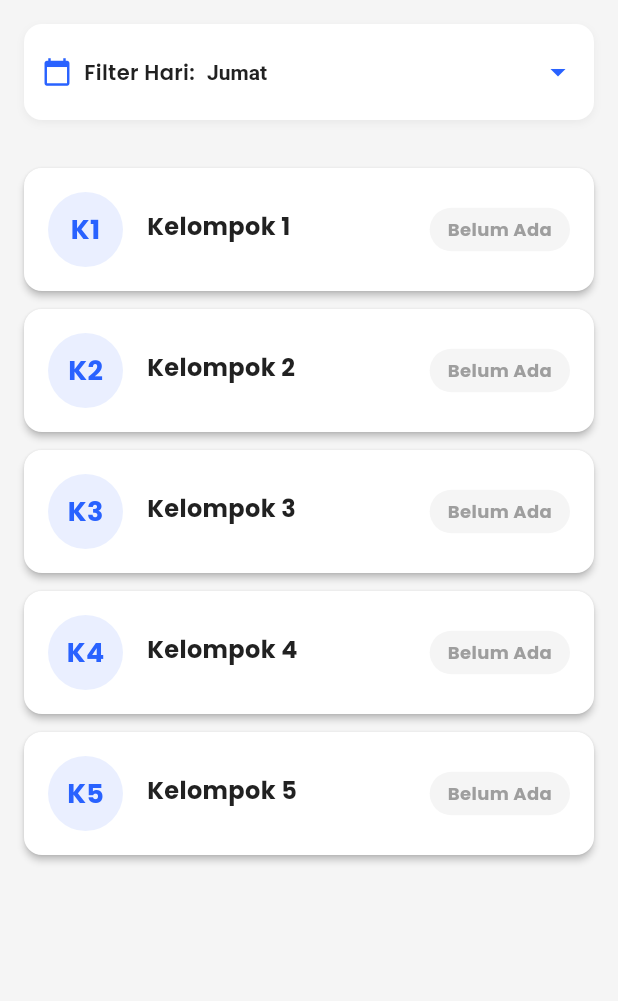
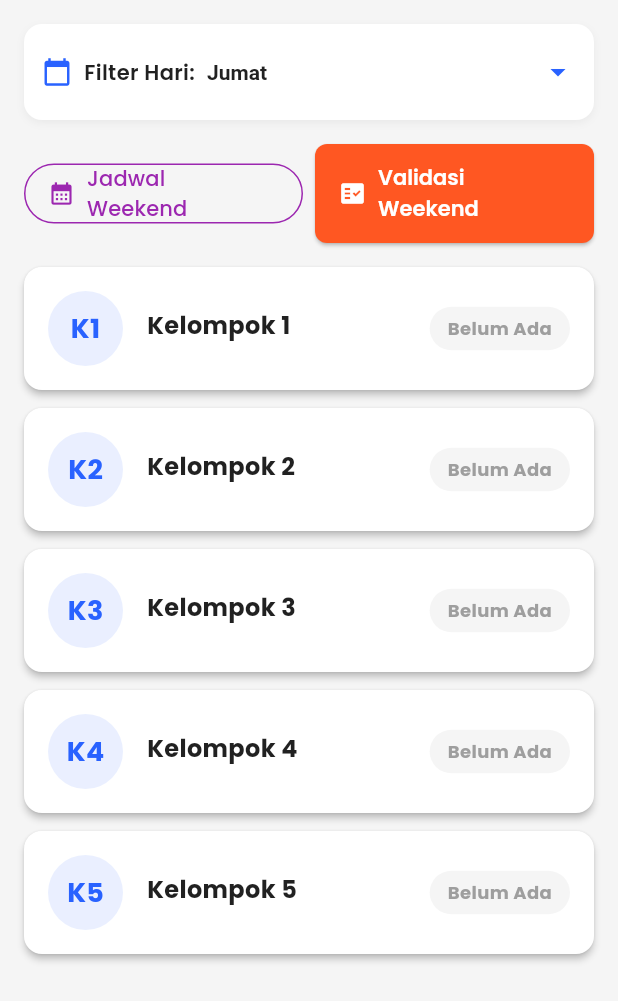
Before and after one commit to ucup-baba/Recap-bq, a Flutter app: the SuperAdminReportView screen opened directly, on a phone screen of 412 x 824 dp. Shown: the top 1001 px of the screen. Run offline on Flutter 3.47's test engine with Material 3 defaults, Android fonts, the phone set to English and light mode, and no system bars; our stand-ins replace cached_network_image, cloud_firestore, firebase_auth, firebase_core, firebase_messaging, firebase_storage and 7 more; missing offline and left inert: quran; accounts and stored records are empty; network calls fail.

Commit message:
feat: add weekend validation menu to admin and super admin dashboards

```diff
--- a/lib/app/modules/super_admin_report/super_admin_report_view.dart
+++ b/lib/app/modules/super_admin_report/super_admin_report_view.dart
@@ -2,6 +2,7 @@ import 'package:flutter/material.dart';
 import 'package:get/get.dart';
 import 'package:intl/intl.dart';
 
+import '../../core/routes/app_pages.dart';
 import '../../core/theme/app_colors.dart';
 import '../../data/models/daily_report_model.dart';
 import 'super_admin_report_controller.dart';
@@ -17,6 +18,8 @@ class SuperAdminReportView extends GetView<SuperAdminReportController> {
         children: [
           // Filter dropdown untuk hari
           _buildDayFilter(),
+          // Weekend shortcuts
+          _buildWeekendShortcuts(),
           // Content
           Expanded(
             child: Obx(() {
@@ -37,6 +40,41 @@ class SuperAdminReportView extends GetView<SuperAdminReportController> {
                 ),
               );
             }),
+          ),
+        ],
+      ),
+    );
+  }
+
+  Widget _buildWeekendShortcuts() {
+    return Container(
+      margin: const EdgeInsets.symmetric(horizontal: 16),
+      child: Row(
+        children: [
+          Expanded(
+            child: OutlinedButton.icon(
+              onPressed: () => Get.toNamed(AppRoutes.weekendSchedule),
+              icon: const Icon(Icons.calendar_month, size: 18),
+              label: const Text('Jadwal Weekend'),
+              style: OutlinedButton.styleFrom(
+                foregroundColor: Colors.purple,
+                side: const BorderSide(color: Colors.purple),
+              ),
+            ),
+          ),
+          const SizedBox(width: 8),
+          Expanded(
+            child: ElevatedButton.icon(
+              onPressed: () => Get.toNamed(AppRoutes.weekendReportValidation),
+              icon: const Icon(Icons.fact_check, size: 18, color: Colors.white),
+              label: const Text(
+                'Validasi Weekend',
+                style: TextStyle(color: Colors.white),
+              ),
+              style: ElevatedButton.styleFrom(
+                backgroundColor: Colors.deepOrange,
+              ),
+            ),
           ),
         ],
       ),
@@ -120,9 +158,7 @@ class SuperAdminReportView extends GetView<SuperAdminReportController> {
         shape: RoundedRectangleBorder(borderRadius: BorderRadius.circular(12)),
         child: InkWell(
           borderRadius: BorderRadius.circular(12),
-          onTap: report != null
-              ? () => _showReportDetailDialog(report)
-              : null,
+          onTap: report != null ? () => _showReportDetailDialog(report) : null,
           child: Padding(
             padding: const EdgeInsets.all(16),
             child: Row(
```
Also changed, not shown: lib/app/modules/admin_dashboard/admin_dashboard_view.dart (+17 -0 lines).
